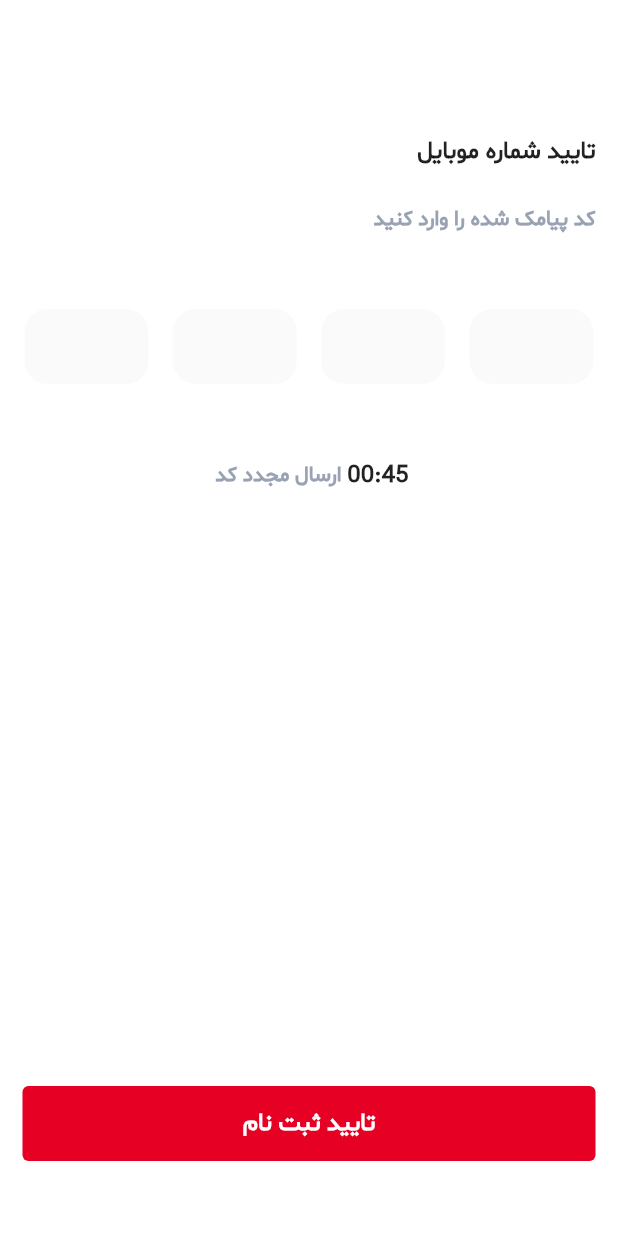
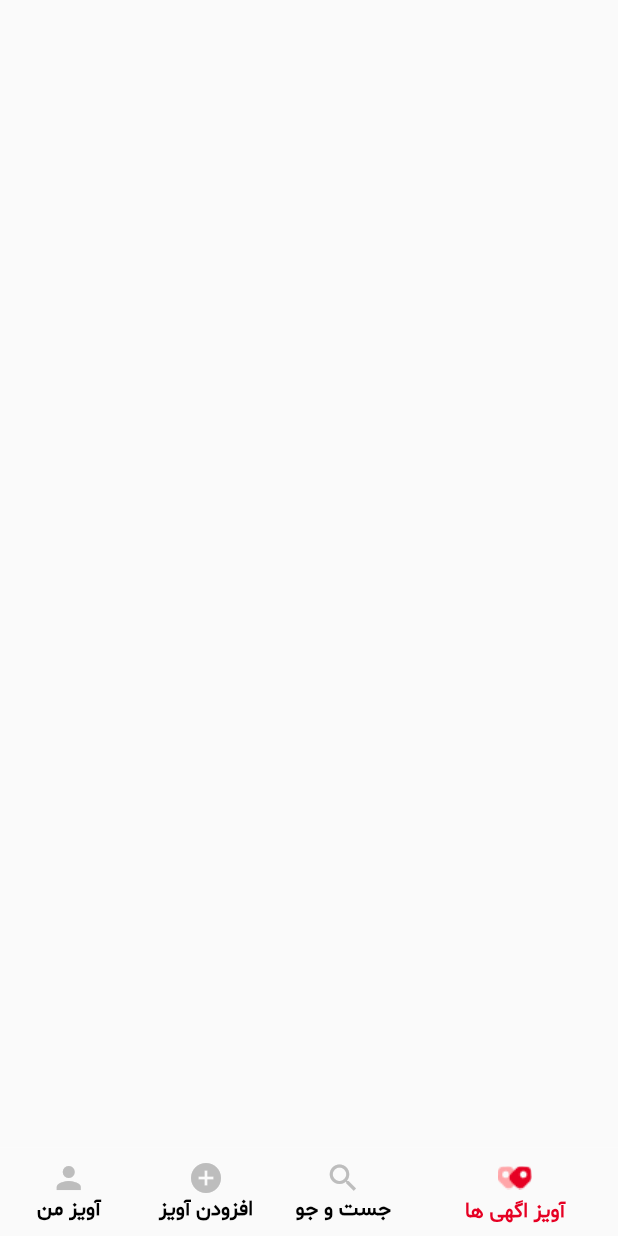
Before and after one commit to Terminatorking/aviz_shop, a Flutter app: the ConfirmPhoneNumber screen opened directly with empty values, after a tap on "تایید ثبت نام", on a phone screen of 412 x 824 dp. Run offline on Flutter 3.47's test engine with Material 2 defaults, Android fonts, the phone set to English and light mode, and no system bars; our stand-ins replace smooth_page_indicator.

Commit message:
add screens of project

```diff
--- /dev/null
+++ b/lib/screens/add_aviz.dart
@@ -0,0 +1,9 @@
+import 'package:flutter/material.dart';
+class AddAviz extends StatelessWidget {
+  const AddAviz({super.key});
+
+  @override
+  Widget build(BuildContext context) {
+    return Scaffold();
+  }
+}
--- a/lib/screens/confirm_phone_number.dart
+++ b/lib/screens/confirm_phone_number.dart
@@ -1,4 +1,5 @@
 import 'package:avizshop/constants/colors.dart';
+import 'package:avizshop/screens/mainscreen.dart';
 import 'package:flutter/material.dart';
 
 class ConfirmPhoneNumber extends StatelessWidget {
@@ -91,10 +92,19 @@ class ConfirmPhoneNumber extends StatelessWidget {
                       color: white,
                     ),
                   ),
-                  onPressed: () {},
+                  onPressed: () {
+                    Navigator.pushReplacement(
+                      context,
+                      MaterialPageRoute(
+                        builder: (context) {
+                          return const MainScreen();
+                        },
+                      ),
+                    );
+                  },
                 ),
               ),
-             const SizedBox(
+              const SizedBox(
                 height: 50,
               ),
             ],
--- /dev/null
+++ b/lib/screens/home_screen.dart
@@ -0,0 +1,9 @@
+import 'package:flutter/material.dart';
+class HomeScreen extends StatelessWidget {
+  const HomeScreen({super.key});
+
+  @override
+  Widget build(BuildContext context) {
+    return Scaffold();
+  }
+}
--- /dev/null
+++ b/lib/screens/mainscreen.dart
@@ -0,0 +1,92 @@
+import 'package:avizshop/constants/colors.dart';
+import 'package:avizshop/screens/add_aviz.dart';
+import 'package:avizshop/screens/home_screen.dart';
+import 'package:avizshop/screens/profile_screen.dart';
+import 'package:avizshop/screens/search_screen.dart';
+import 'package:flutter/material.dart';
+
+class MainScreen extends StatefulWidget {
+  const MainScreen({super.key});
+
+  @override
+  State<MainScreen> createState() => _MainScreenState();
+}
+
+class _MainScreenState extends State<MainScreen> {
+  int selectedIndex = 0;
+  @override
+  Widget build(BuildContext context) {
+    return Directionality(
+      textDirection: TextDirection.rtl,
+      child: Scaffold(
+        backgroundColor: white,
+        bottomNavigationBar: BottomNavigationBar(
+          backgroundColor: Colors.red,
+          elevation: 0,
+          currentIndex: selectedIndex,
+          selectedLabelStyle: const TextStyle(
+            fontFamily: "shabnam",
+            fontSize: 14,
+            fontWeight: FontWeight.bold,
+          ),
+          unselectedLabelStyle: const TextStyle(
+            fontFamily: "shabnam",
+            fontSize: 14,
+            fontWeight: FontWeight.bold,
+          ),
+          selectedItemColor: red,
+          showUnselectedLabels: true,
+          unselectedItemColor: Colors.black,
+          onTap: (index) {
+            setState(
+              () {
+                selectedIndex = index;
+              },
+            );
+          },
+          items: [
+            BottomNavigationBarItem(
+              icon: Padding(
+                padding: const EdgeInsets.all(5.0),
+                child: Image.asset("assets/images/tags.png"),
+              ),
+              label: 'آویز اگهی ها',
+            ),
+            BottomNavigationBarItem(
+              icon: Icon(
+                Icons.search,
+                color: selectedIndex == 1 ? red : Colors.grey.shade400,
+              ),
+              label: 'جست و جو',
+            ),
+            BottomNavigationBarItem(
+              icon: Icon(
+                Icons.add_circle,
+                color: selectedIndex == 2 ? red : Colors.grey.shade400,
+              ),
+              label: 'افزودن آویز',
+            ),
+            BottomNavigationBarItem(
+              icon: Icon(
+                Icons.person,
+                color: selectedIndex == 3 ? red : Colors.grey.shade400,
+              ),
+              label: 'آویز من',
+            ),
+          ],
+        ),
+        body: SafeArea(
+          child: IndexedStack(
+            index: selectedIndex,
+            children: const [
+              ProfileScreen(),
+              AddAviz(),
+              SearchScreen(),
+              HomeScreen(),
+            ],
+          ),
+        ),
+      ),
+    );
+  }
+}
--- /dev/null
+++ b/lib/screens/profile_screen.dart
@@ -0,0 +1,9 @@
+import 'package:flutter/material.dart';
+class ProfileScreen extends StatelessWidget {
+  const ProfileScreen({super.key});
+
+  @override
+  Widget build(BuildContext context) {
+    return Scaffold();
+  }
+}
--- /dev/null
+++ b/lib/screens/search_screen.dart
@@ -0,0 +1,9 @@
+import 'package:flutter/material.dart';
+class SearchScreen extends StatelessWidget {
+  const SearchScreen({super.key});
+
+  @override
+  Widget build(BuildContext context) {
+    return Scaffold();
+  }
+}
```
Also changed, not shown: assets/images/add-circle.png (added), assets/images/profile-circle.png (added), assets/images/search.png (added).
